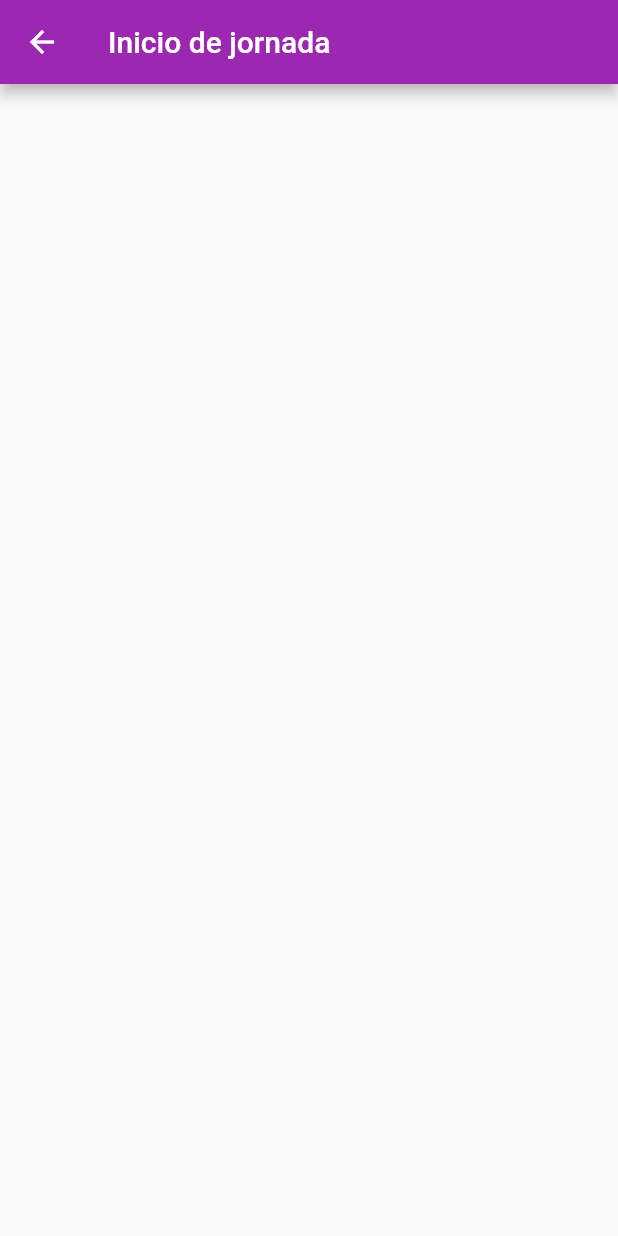
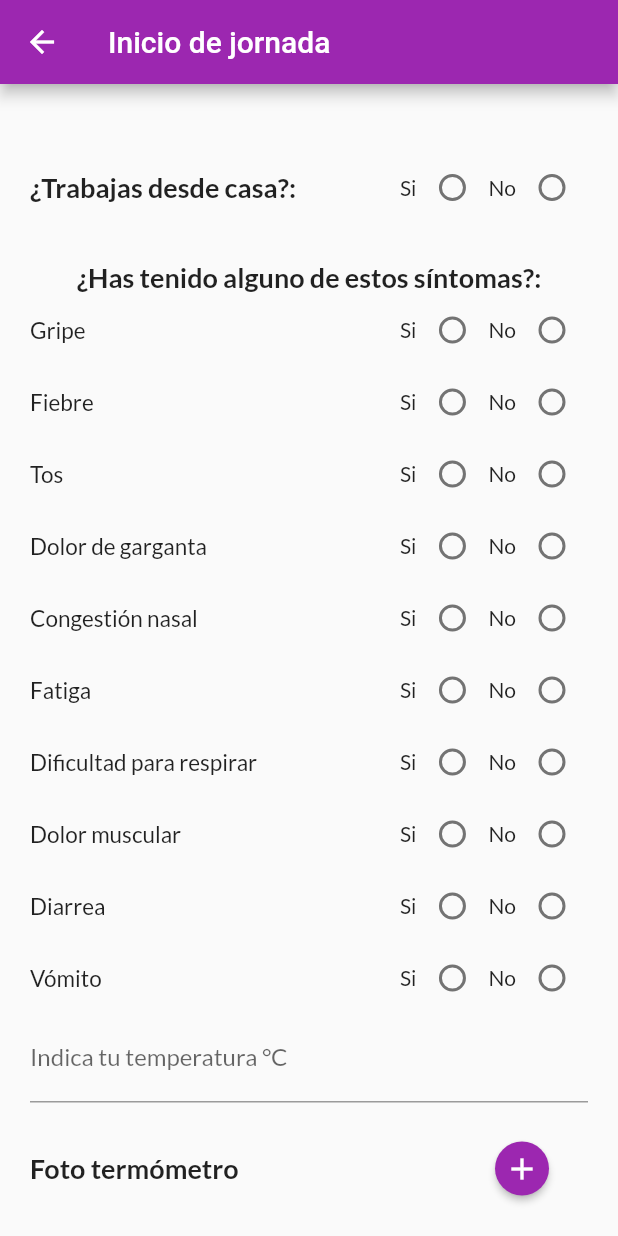
Before and after one commit to walgom4/globhack, a Flutter app: the StartJourneyWidget screen opened directly, on a phone screen of 412 x 824 dp. Run offline on Flutter 3.47's test engine with Material 2 defaults, Android fonts, the phone set to English and light mode, and no system bars; our stand-ins replace after_layout, dio, google_fonts, material_design_icons_flutter, shared_preferences; missing offline and left inert: dio_flutter_transformer; accounts and stored records are empty.

Commit message:
Added basic template form for starting journe data gathering from user. Contextual menu fix.

```diff
--- a/frontendmobile/sstsoft/lib/cons/data_cons.dart
+++ b/frontendmobile/sstsoft/lib/cons/data_cons.dart
@@ -29,6 +29,8 @@ class DataCons {
         "¿Convives con personas que estén trabajando de manera presencial en los servicios o atención de salud?",
     "livingPlaceQuestion": "¿Donde vives?",
     "workTransportQuestion": "¿Cómo te desplazas al lugar de trabajo?",
+    "recentlyViralContactQuestion":
+        "¿Recientemente entraste en contacto con una persona sospechosa o positiva por COVID-19?",
   };
 
   static final String disclaimer =
--- a/frontendmobile/sstsoft/lib/cons/general_cons.dart
+++ b/frontendmobile/sstsoft/lib/cons/general_cons.dart
@@ -17,4 +17,7 @@ class GeneralCons {
 
   ///General text style
   static final TextStyle generalTextStyle = TextStyle(fontSize: 15);
+
+  ///Title text style
+  static final TextStyle titleTextStyle = TextStyle(fontSize: 18, fontWeight: FontWeight.bold);
 }
--- a/frontendmobile/sstsoft/lib/controller/menu/end_journey_widget.dart
+++ b/frontendmobile/sstsoft/lib/controller/menu/end_journey_widget.dart
@@ -1,4 +1,6 @@
 import 'package:flutter/material.dart';
+import 'package:sstsoft/cons/data_cons.dart';
+import 'package:sstsoft/cons/general_cons.dart';
 
 class EndJourneyWidget extends StatefulWidget {
   @override
@@ -8,6 +10,7 @@ class EndJourneyWidget extends StatefulWidget {
 class _EndJourneyWidgetState extends State<EndJourneyWidget> {
   @override
   Widget build(BuildContext context) {
+    final height = MediaQuery.of(context).size.height;
     return Scaffold(
       appBar: AppBar(
         leading: IconButton(
--- a/frontendmobile/sstsoft/lib/controller/menu/start_journey_widget.dart
+++ b/frontendmobile/sstsoft/lib/controller/menu/start_journey_widget.dart
@@ -1,4 +1,6 @@
 import 'package:flutter/material.dart';
+import 'package:sstsoft/cons/data_cons.dart';
+import 'package:sstsoft/cons/general_cons.dart';
 
 class StartJourneyWidget extends StatefulWidget {
   @override
@@ -8,6 +10,7 @@ class StartJourneyWidget extends StatefulWidget {
 class _StartJourneyWidgetState extends State<StartJourneyWidget> {
   @override
   Widget build(BuildContext context) {
+    final height = MediaQuery.of(context).size.height;
     return Scaffold(
       appBar: AppBar(
         leading: IconButton(
@@ -19,7 +22,362 @@ class _StartJourneyWidgetState extends State<StartJourneyWidget> {
         title: Text("Inicio de jornada"),
         backgroundColor: Colors.purple,
       ),
-      body: Container(),
+      body: Container(
+        height: height,
+        child: SingleChildScrollView(
+          padding: EdgeInsets.all(20),
+          child: Column(
+            children: <Widget>[
+              SizedBox(
+                height: 25,
+              ),
+              Row(
+                mainAxisAlignment: MainAxisAlignment.start,
+                children: <Widget>[
+                  Text(
+                    "¿Trabajas desde casa?:",
+                    style: GeneralCons.titleTextStyle,
+                  ),
+                  Spacer(),
+                  Text("Si"),
+                  Radio(
+                    value: yesNo.yes,
+                    groupValue: yesNo,
+                    onChanged: (value) {},
+                  ),
+                  Text("No"),
+                  Radio(
+                    value: yesNo.no,
+                    groupValue: yesNo,
+                    onChanged: (value) {},
+                  ),
+                ],
+              ),
+              SizedBox(
+                height: 25,
+              ),
+              Text(
+                "¿Has tenido alguno de estos síntomas?:",
+                style: GeneralCons.titleTextStyle,
+              ),
+              Row(
+                mainAxisAlignment: MainAxisAlignment.start,
+                children: <Widget>[
+                  Text(
+                    "Gripe",
+                    style: GeneralCons.generalTextStyle,
+                  ),
+                  Spacer(),
+                  Text("Si"),
+                  Radio(
+                    value: yesNo.yes,
+                    groupValue: yesNo,
+                    onChanged: (value) {},
+                  ),
+                  Text("No"),
+                  Radio(
+                    value: yesNo.no,
+                    groupValue: yesNo,
+                    onChanged: (value) {},
+                  ),
+                ],
+              ),
+              Row(
+                mainAxisAlignment: MainAxisAlignment.start,
+                children: <Widget>[
+                  Text(
+                    "Fiebre",
+                    style: GeneralCons.generalTextStyle,
+                  ),
+                  Spacer(),
+                  Text("Si"),
+                  Radio(
+                    value: yesNo.yes,
+                    groupValue: yesNo,
+                    onChanged: (value) {},
+                  ),
+                  Text("No"),
+                  Radio(
+                    value: yesNo.no,
+                    groupValue: yesNo,
+                    onChanged: (value) {},
+                  ),
+                ],
+              ),
+              Row(
+                mainAxisAlignment: MainAxisAlignment.start,
+                children: <Widget>[
+                  Text(
+                    "Tos",
+                    style: GeneralCons.generalTextStyle,
+                  ),
+                  Spacer(),
+                  Text("Si"),
+                  Radio(
+                    value: yesNo.yes,
+                    groupValue: yesNo,
+                    onChanged: (value) {},
+                  ),
+                  Text("No"),
+                  Radio(
+                    value: yesNo.no,
+                    groupValue: yesNo,
+                    onChanged: (value) {},
+                  ),
+                ],
+              ),
+              Row(
+                mainAxisAlignment: MainAxisAlignment.start,
+                children: <Widget>[
+                  Text(
+                    "Dolor de garganta",
+                    style: GeneralCons.generalTextStyle,
+                  ),
+                  Spacer(),
+                  Text("Si"),
+                  Radio(
+                    value: yesNo.yes,
+                    groupValue: yesNo,
+                    onChanged: (value) {},
+                  ),
+                  Text("No"),
+                  Radio(
+                    value: yesNo.no,
+                    groupValue: yesNo,
+                    onChanged: (value) {},
+                  ),
+                ],
+              ),
+              Row(
+                mainAxisAlignment: MainAxisAlignment.start,
+                children: <Widget>[
+                  Text(
+                    "Congestión nasal",
+                    style: GeneralCons.generalTextStyle,
+                  ),
+                  Spacer(),
+                  Text("Si"),
+                  Radio(
+                    value: yesNo.yes,
+                    groupValue: yesNo,
+                    onChanged: (value) {},
+                  ),
+                  Text("No"),
+                  Radio(
+                    value: yesNo.no,
+                    groupValue: yesNo,
+                    onChanged: (value) {},
+                  ),
+                ],
+              ),
+              Row(
+                mainAxisAlignment: MainAxisAlignment.start,
+                children: <Widget>[
+                  Text(
+                    "Fatiga",
+                    style: GeneralCons.generalTextStyle,
+                  ),
+                  Spacer(),
+                  Text("Si"),
+                  Radio(
+                    value: yesNo.yes,
+                    groupValue: yesNo,
+                    onChanged: (value) {},
+                  ),
+                  Text("No"),
+                  Radio(
+                    value: yesNo.no,
+                    groupValue: yesNo,
+                    onChanged: (value) {},
+                  ),
+                ],
+              ),
+              Row(
+                mainAxisAlignment: MainAxisAlignment.start,
+                children: <Widget>[
+                  Text(
+                    "Dificultad para respirar",
+                    style: GeneralCons.generalTextStyle,
+                  ),
+                  Spacer(),
+                  Text("Si"),
+                  Radio(
+                    value: yesNo.yes,
+                    groupValue: yesNo,
+                    onChanged: (value) {},
+                  ),
+                  Text("No"),
+                  Radio(
+                    value: yesNo.no,
+                    groupValue: yesNo,
+                    onChanged: (value) {},
+                  ),
+                ],
+              ),
+              Row(
+                mainAxisAlignment: MainAxisAlignment.start,
+                children: <Widget>[
+                  Text(
+                    "Dolor muscular",
+                    style: GeneralCons.generalTextStyle,
+                  ),
+                  Spacer(),
+                  Text("Si"),
+                  Radio(
+                    value: yesNo.yes,
+                    groupValue: yesNo,
+                    onChanged: (value) {},
+                  ),
+                  Text("No"),
+                  Radio(
+                    value: yesNo.no,
+                    groupValue: yesNo,
+                    onChanged: (value) {},
+                  ),
+                ],
+              ),
+              Row(
+                mainAxisAlignment: MainAxisAlignment.start,
+                children: <Widget>[
+                  Text(
+                    "Diarrea",
+                    style: GeneralCons.generalTextStyle,
+                  ),
+                  Spacer(),
+                  Text("Si"),
+                  Radio(
+                    value: yesNo.yes,
+                    groupValue: yesNo,
+                    onChanged: (value) {},
+                  ),
+                  Text("No"),
+                  Radio(
+                    value: yesNo.no,
+                    groupValue: yesNo,
+                    onChanged: (value) {},
+                  ),
+                ],
+              ),
+              Row(
+                mainAxisAlignment: MainAxisAlignment.start,
+                children: <Widget>[
+                  Text(
+                    "Vómito",
+                    style: GeneralCons.generalTextStyle,
+                  ),
+                  Spacer(),
+                  Text("Si"),
+                  Radio(
+                    value: yesNo.yes,
+                    groupValue: yesNo,
+                    onChanged: (value) {},
+                  ),
+                  Text("No"),
+                  Radio(
+                    value: yesNo.no,
+                    groupValue: yesNo,
+                    onChanged: (value) {},
+                  ),
+                ],
+              ),
+              TextFormField(
+                decoration:
+                    InputDecoration(labelText: 'Indica tu temperatura °C'),
+              ),
+              SizedBox(
+                height: 20,
+              ),
+              Row(
+                children: <Widget>[
+                  Text("Foto termómetro", style: GeneralCons.titleTextStyle),
+                  Spacer(),
+                  RaisedButton(
+                    shape: CircleBorder(),
+                    child: Icon(
+                      Icons.add,
+                      color: Colors.white,
+                    ),
+                    color: Colors.purple,
+                    onPressed: () {},
+                  )
+                ],
+              ),
+              SizedBox(
+                height: 20,
+              ),
+              Row(
+                children: <Widget>[
+                  Text("Foto de tu área de trabajo",
+                      style: GeneralCons.titleTextStyle),
+                  Spacer(),
+                  RaisedButton(
+                    shape: CircleBorder(),
+                    child: Icon(
+                      Icons.add,
+                      color: Colors.white,
+                    ),
+                    color: Colors.purple,
+                    onPressed: () {},
+                  )
+                ],
+              ),
+              SizedBox(
+                height: 20,
+              ),
+              Row(
+                children: <Widget>[
+                  Text("Foto tapabocas", style: GeneralCons.titleTextStyle),
+                  Spacer(),
+                  RaisedButton(
+                    shape: CircleBorder(),
+                    child: Icon(
+                      Icons.add,
+                      color: Colors.white,
+                    ),
+                    color: Colors.purple,
+                    onPressed: () {},
+                  )
+                ],
+              ),
+              SizedBox(
+                height: 25,
+              ),
+              Text(
+                DataCons.healthStatusQuestions["recentlyViralContactQuestion"],
+                style: GeneralCons.generalTextStyle,
+              ),
+              Row(
+                mainAxisAlignment: MainAxisAlignment.start,
+                children: <Widget>[
+                  Text("Si"),
+                  Radio(
+                    value: yesNo.yes,
+                    groupValue: yesNo,
+                    onChanged: (value) {},
+                  ),
+                  Text("No"),
+                  Radio(
+                    value: yesNo.no,
+                    groupValue: yesNo,
+                    onChanged: (value) {},
+                  ),
+                ],
+              ),
+              SizedBox(
+                height: 20,
+              ),
+              FlatButton(
+                onPressed: () {},
+                child: Text(
+                  "Iniciar mi jornada",
+                  style: TextStyle(color: Colors.white, fontSize: 18),
+                ),
+                color: Colors.purple,
+              ),
+            ],
+          ),
+        ),
+      ),
     );
   }
 }
--- a/frontendmobile/sstsoft/lib/controller/principal_widget.dart
+++ b/frontendmobile/sstsoft/lib/controller/principal_widget.dart
@@ -72,29 +72,16 @@ class _PrincipalWidgetState extends State<PrincipalWidget>
           // Important: Remove any padding from the ListView.
           padding: EdgeInsets.zero,
           children: <Widget>[
-            DrawerHeader(
-              child: Text('Drawer Header'),
-              decoration: BoxDecoration(
-                color: Colors.purple,
-              ),
+            _createHeader(),
+            _createDrawerItem(
+              icon: Icons.settings,
+              text: "Configuración",
+              onTap: () {},
             ),
-            ListTile(
-              title: Text('Item 1'),
-              onTap: () {
-                // Update the state of the app
-                // ...
-                // Then close the drawer
-                Navigator.pop(context);
-              },
-            ),
-            ListTile(
-              title: Text('Item 2'),
-              onTap: () {
-                // Update the state of the app
-                // ...
-                // Then close the drawer
-                Navigator.pop(context);
-              },
+            _createDrawerItem(
+              icon: Icons.close,
+              text: "Cerrar sesión",
+              onTap: () {},
             ),
           ],
         ),
@@ -225,4 +212,49 @@ class _PrincipalWidgetState extends State<PrincipalWidget>
       ),
     );
   }
+
+  Widget _createHeader() {
+    return DrawerHeader(
+      margin: EdgeInsets.zero,
+      padding: EdgeInsets.zero,
+      child: Column(
+        crossAxisAlignment: CrossAxisAlignment.start,
+        children: <Widget>[
+          SizedBox(
+            height: 20,
+          ),
+          CircleAvatar(
+            minRadius: 40,
+            backgroundColor: Colors.grey,
+          ),
+          SizedBox(
+            height: 20,
+          ),
+          Text(
+            "Nombre de usuario",
+            style: TextStyle(
+                color: Colors.black,
+                fontSize: 20.0,
+                fontWeight: FontWeight.w500),
+          ),
+        ],
+      ),
+    );
+  }
+
+  Widget _createDrawerItem(
+      {IconData icon, String text, GestureTapCallback onTap}) {
+    return ListTile(
+      title: Row(
+        children: <Widget>[
+          Icon(icon),
+          Padding(
+            padding: EdgeInsets.only(left: 8.0),
+            child: Text(text),
+          )
+        ],
+      ),
+      onTap: onTap,
+    );
+  }
 }
```
